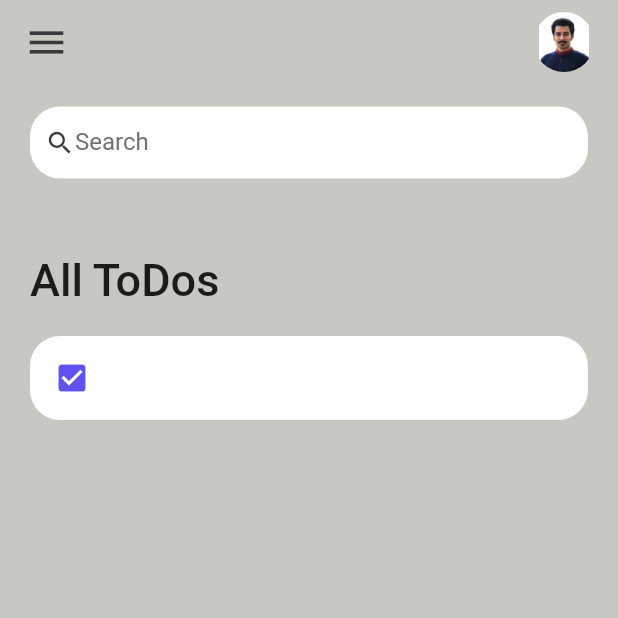
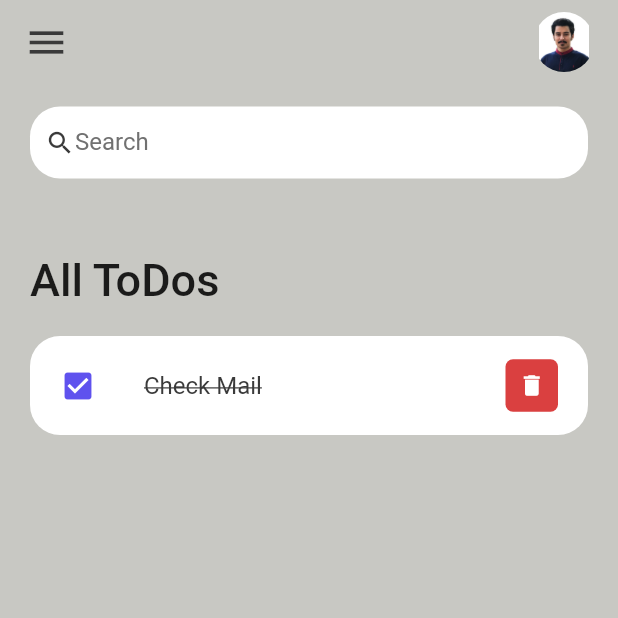
Before and after one commit to farzadseyyedzadeh/todo_app_with_search, a Flutter app: the screen it shows after launch, on a phone screen of 412 x 824 dp, the top half of it. Run offline on Flutter 3.47's test engine with Material 2 defaults, Android fonts, the light colour scheme and no system bars.

Commit message:
todo model added

```diff
--- /dev/null
+++ b/lib/model/todo.dart
@@ -0,0 +1,22 @@
+class ToDo {
+  ToDo({
+    required this.id,
+    required this.todoText,
+    this.isDone = false,
+  });
+
+  String id;
+  String todoText;
+  bool isDone;
+
+  static List<ToDo> todoList() {
+    return [
+      ToDo(id: '01', todoText: 'Morning Exercise', isDone: true),
+      ToDo(id: '02', todoText: 'Buy Groceries', isDone: true),
+      ToDo(id: '03', todoText: 'Check Emails'),
+      ToDo(id: '04', todoText: 'Team Meeting'),
+      ToDo(id: '05', todoText: 'Work on mobile apps for 2 hour'),
+      ToDo(id: '06', todoText: 'Dinner with jenny'),
+    ];
+  }
+}
--- a/lib/screens/home.dart
+++ b/lib/screens/home.dart
@@ -2,9 +2,12 @@ import 'package:flutter/material.dart';
 import 'package:todo_app_with_search/constants/colors.dart';
 import 'package:todo_app_with_search/widgets/todo_item.dart';
 
+import '../model/todo.dart';
+
 class HomeScreen extends StatelessWidget {
   const HomeScreen({super.key});
 
+  final todosList = ToDo.todoList();
   @override
   Widget build(BuildContext context) {
     return Scaffold(
--- a/lib/widgets/todo_item.dart
+++ b/lib/widgets/todo_item.dart
@@ -7,16 +7,44 @@ class TodoItem extends StatelessWidget {
   @override
   Widget build(BuildContext context) {
     return Container(
+      margin: const EdgeInsets.only(bottom: 20),
       child: ListTile(
         onTap: () {},
         shape: RoundedRectangleBorder(
           borderRadius: BorderRadius.circular(20),
+        ),
+        contentPadding: const EdgeInsets.symmetric(
+          horizontal: 20,
+          vertical: 5,
         ),
         tileColor: Colors.white,
         leading: const Icon(
           Icons.check_box,
           color: tdBlue,
         ),
+        title: const Text(
+          'Check Mail',
+          style: TextStyle(
+              fontSize: 16,
+              color: tdBlack,
+              decoration: TextDecoration.lineThrough),
+        ),
+        trailing: Container(
+          padding: const EdgeInsets.all(0),
+          margin: const EdgeInsets.symmetric(vertical: 10),
+          height: 35,
+          width: 35,
+          decoration: BoxDecoration(
+            color: tdRed,
+            borderRadius: BorderRadius.circular(5),
+          ),
+          child: IconButton(
+            color: Colors.white,
+            iconSize: 18,
+            onPressed: () {},
+            icon: const Icon(Icons.delete),
+          ),
+        ),
       ),
     );
   }
```
